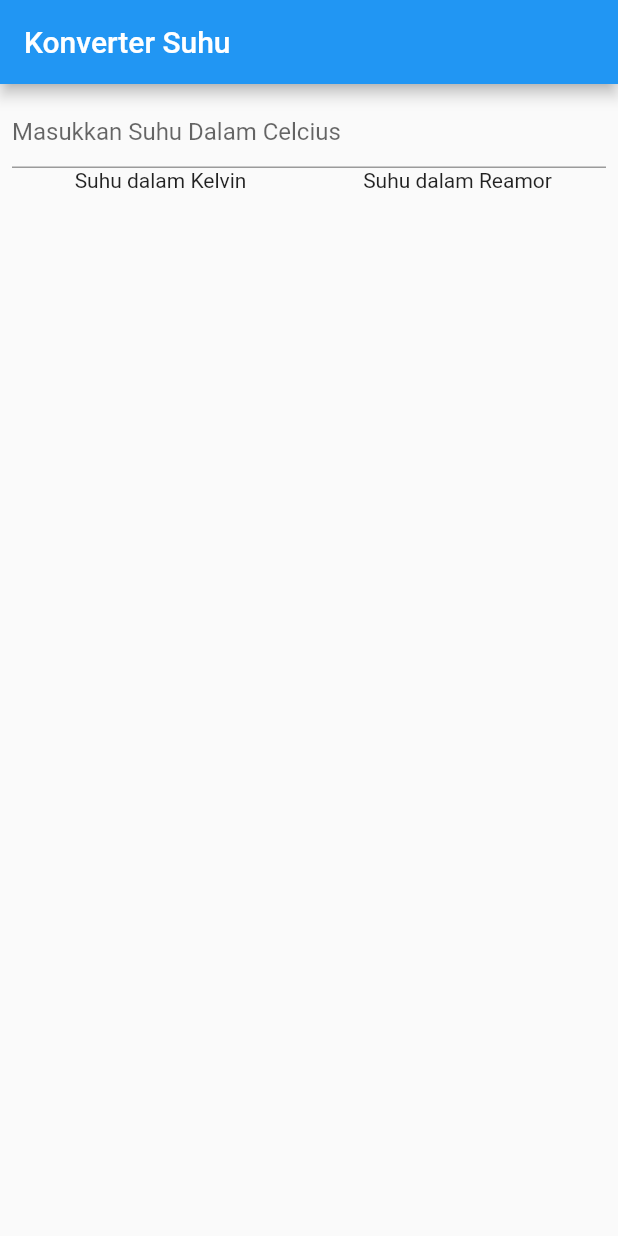
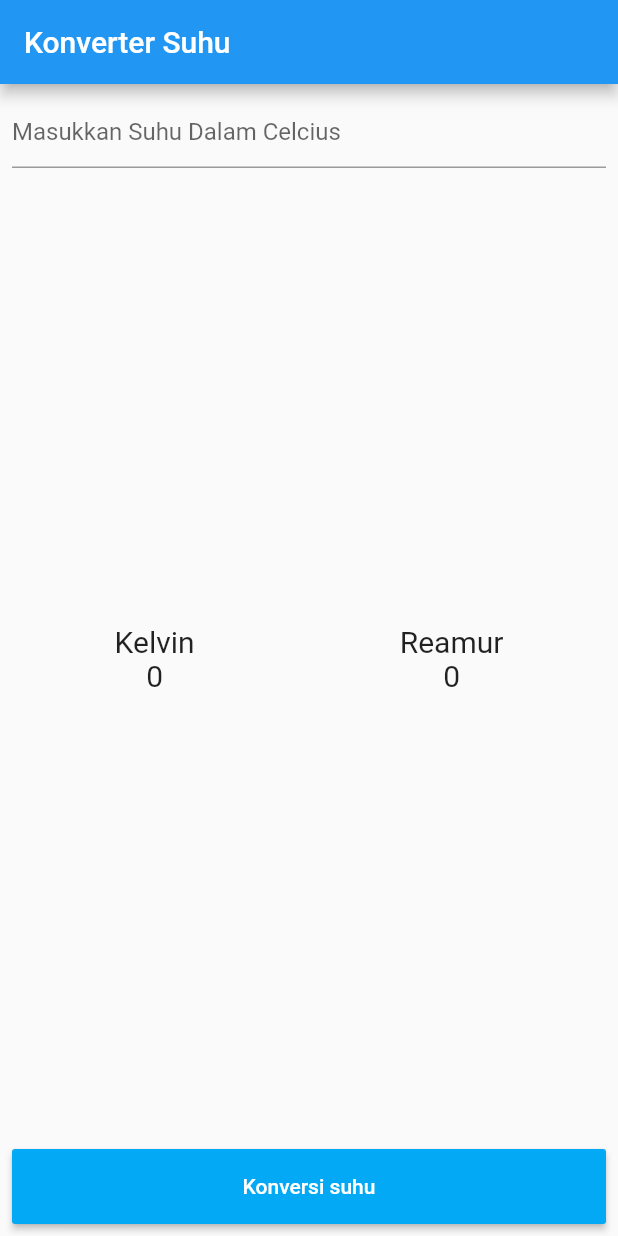
Before and after one commit to brigas16/jobsheet3, a Flutter app: the screen it shows after launch, on a phone screen of 412 x 824 dp. Run offline on Flutter 3.47's test engine with Material 2 defaults, Android fonts, the phone set to English and light mode, and no system bars.

Commit message:
change 2

```diff
--- a/jobsheet3/lib/main.dart
+++ b/jobsheet3/lib/main.dart
@@ -6,13 +6,11 @@ void main() {
 }
 
 class MyApp extends StatelessWidget {
-  const MyApp({Key? key}) : super(key: key);
-
-  get children => null;
-
+  TextEditingController etInput = new TextEditingController();
   @override
   Widget build(BuildContext context) {
     return MaterialApp(
+      debugShowCheckedModeBanner: false,
       title: 'Flutter Demo',
       theme: ThemeData(
         primarySwatch: Colors.blue,
@@ -25,25 +23,53 @@ class MyApp extends StatelessWidget {
         body: Container(
           margin: EdgeInsets.all(8),
           child: Column(
+            mainAxisAlignment: MainAxisAlignment.spaceBetween,
             children: [
               TextFormField(
                 keyboardType: TextInputType.number,
+                controller: etInput,
                 decoration: const InputDecoration(
-                    border: UnderlineInputBorder(),
                     hintText: 'Masukkan Suhu Dalam Celcius'),
               ),
               Row(
-                children: const <Widget>[
-                  Expanded(
-                    child:
-                        Text('Suhu dalam Kelvin', textAlign: TextAlign.center),
+                mainAxisAlignment: MainAxisAlignment.spaceAround,
+                children: [
+                  Column(
+                    children: [
+                      Text(
+                        "Kelvin",
+                        style: TextStyle(fontSize: 20),
+                      ),
+                      Text(
+                        "0",
+                        style: TextStyle(fontSize: 20),
+                      ),
+                    ],
                   ),
-                  Expanded(
-                    child:
-                        Text('Suhu dalam Reamor', textAlign: TextAlign.center),
+                  Column(
+                    children: [
+                      Text(
+                        "Reamur",
+                        style: TextStyle(fontSize: 20),
+                      ),
+                      Text(
+                        "0",
+                        style: TextStyle(fontSize: 20),
+                      ),
+                    ],
                   ),
                 ],
-              )
+              ),
+              Container(
+                width: double.infinity,
+                height: 50,
+                child: RaisedButton(
+                  onPressed: () {},
+                  color: Colors.lightBlue,
+                  textColor: Colors.white,
+                  child: Text("Konversi suhu"),
+                ),
+              ),
             ],
           ),
         ),
```
